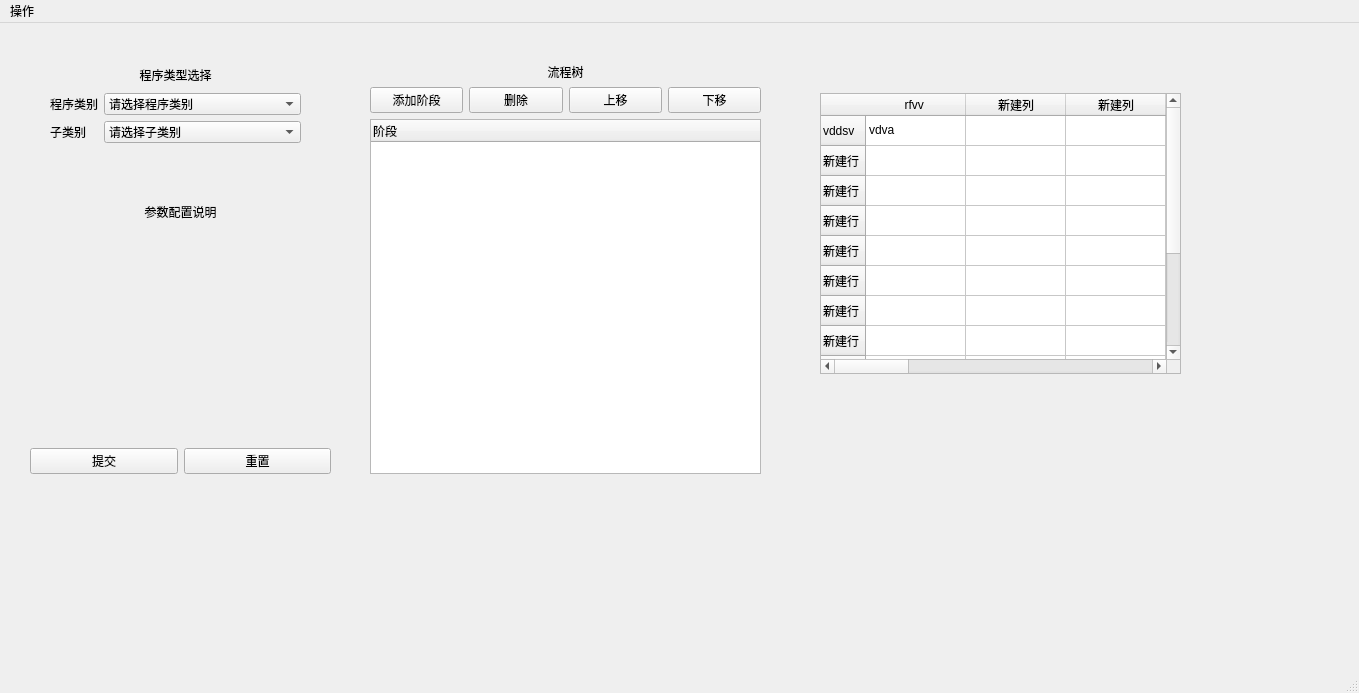
First picture: the form in mainwindow.ui, repository woodfsg/QT_ConfigUI, before the edit.
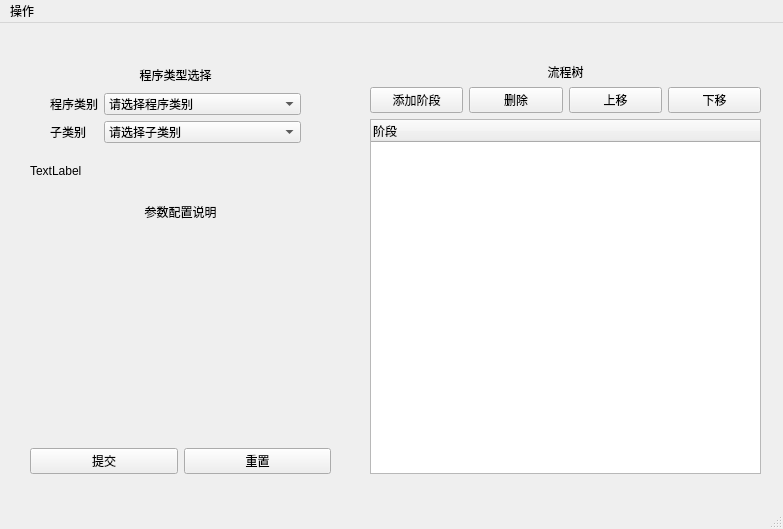
Second picture: the form after the edit.

```diff
--- a/mainwindow.ui
+++ b/mainwindow.ui
@@ -6,8 +6,8 @@
    <rect>
     <x>0</x>
     <y>0</y>
-    <width>1359</width>
-    <height>693</height>
+    <width>783</width>
+    <height>529</height>
    </rect>
   </property>
   <property name="windowTitle">
@@ -269,165 +269,18 @@
      </item>
     </layout>
    </widget>
-   <widget class="QTableWidget" name="tableWidget">
+   <widget class="QLabel" name="filePathLabel">
     <property name="geometry">
      <rect>
-      <x>820</x>
-      <y>70</y>
-      <width>361</width>
-      <height>281</height>
+      <x>30</x>
+      <y>140</y>
+      <width>291</width>
+      <height>16</height>
      </rect>
     </property>
-    <row>
-     <property name="text">
-      <string>vddsv</string>
-     </property>
-    </row>
-    <row>
-     <property name="text">
-      <string>新建行</string>
-     </property>
-    </row>
-    <row>
-     <property name="text">
-      <string>新建行</string>
-     </property>
-    </row>
-    <row>
-     <property name="text">
-      <string>新建行</string>
-     </property>
-    </row>
-    <row>
-     <property name="text">
-      <string>新建行</string>
-     </property>
-    </row>
-    <row>
-     <property name="text">
-      <string>新建行</string>
-     </property>
-    </row>
-    <row>
-     <property name="text">
-      <string>新建行</string>
-     </property>
-    </row>
-    <row>
-     <property name="text">
-      <string>新建行</string>
-     </property>
-    </row>
-    <row>
-     <property name="text">
-      <string>新建行</string>
-     </property>
-    </row>
-    <row>
-     <property name="text">
-      <string>新建行</string>
-     </property>
-    </row>
-    <row>
-     <property name="text">
-      <string>新建行</string>
-     </property>
-    </row>
-    <row>
-     <property name="text">
-      <string>新建行</string>
-     </property>
-    </row>
-    <row>
-     <property name="text">
-      <string>dvsvsv</string>
-     </property>
-    </row>
-    <column>
-     <property name="text">
-      <string>rfvv </string>
-     </property>
-    </column>
-    <column>
-     <property name="text">
-      <string>新建列</string>
-     </property>
-    </column>
-    <column>
-     <property name="text">
-      <string>新建列</string>
-     </property>
-    </column>
-    <column>
-     <property name="text">
-      <string>新建列</string>
-     </property>
-    </column>
-    <column>
-     <property name="text">
-      <string>新建列</string>
-     </property>
-    </column>
-    <column>
-     <property name="text">
-      <string>新建列</string>
-     </property>
-    </column>
-    <column>
-     <property name="text">
-      <string>新建列</string>
-     </property>
-    </column>
-    <column>
-     <property name="text">
-      <string>新建列</string>
-     </property>
-    </column>
-    <column>
-     <property name="text">
-      <string>新建列</string>
-     </property>
-    </column>
-    <column>
-     <property name="text">
-      <string>新建列</string>
-     </property>
-    </column>
-    <column>
-     <property name="text">
-      <string>新建列</string>
-     </property>
-    </column>
-    <column>
-     <property name="text">
-      <string>新建列</string>
-     </property>
-    </column>
-    <column>
-     <property name="text">
-      <string>gfsf</string>
-     </property>
-    </column>
-    <item row="0" column="0">
-     <property name="text">
-      <string>vdva </string>
-     </property>
-    </item>
-    <item row="0" column="12">
-     <property name="text">
-      <string>dvds</string>
-     </property>
-    </item>
-    <item row="12" column="0">
-     <property name="text">
-      <string>vdsaedv</string>
-     </property>
-    </item>
-    <item row="12" column="12">
-     <property name="text">
-      <string>dvsv</string>
-     </property>
-    </item>
+    <property name="text">
+     <string>TextLabel</string>
+    </property>
    </widget>
   </widget>
   <widget class="QMenuBar" name="menubar">
@@ -435,7 +288,7 @@
     <rect>
      <x>0</x>
      <y>0</y>
-     <width>1359</width>
+     <width>783</width>
      <height>23</height>
     </rect>
    </property>
```
